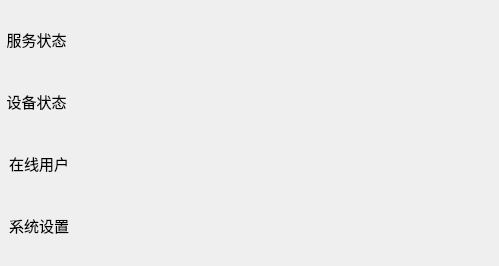
This is mainwindow.ui in piaoliushi/SmartServer as Qt 5 draws it before an edit. The edited form follows.
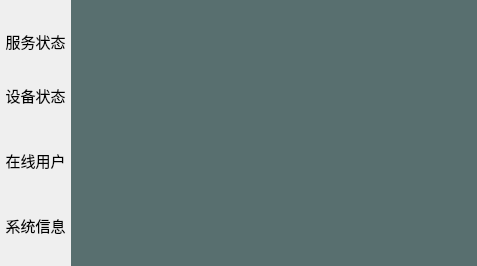
This is the edited form. The open tabs and pages were chosen to show the change. Icons and pictures are not drawn.

```diff
--- a/mainwindow.ui
+++ b/mainwindow.ui
@@ -6,7 +6,7 @@
    <rect>
     <x>0</x>
     <y>0</y>
-    <width>499</width>
+    <width>477</width>
     <height>266</height>
    </rect>
   </property>
@@ -16,13 +16,13 @@
   <widget class="QWidget" name="centralWidget">
    <layout class="QGridLayout" name="gridLayout">
     <property name="margin">
-     <number>1</number>
+     <number>0</number>
     </property>
     <property name="spacing">
      <number>0</number>
     </property>
-    <item row="0" column="0">
-     <layout class="QHBoxLayout" name="horizontalLayout_2">
+    <item row="0" column="0" rowspan="2" colspan="2">
+     <layout class="QHBoxLayout" name="horizontalLayout">
       <property name="spacing">
        <number>0</number>
       </property>
@@ -36,7 +36,7 @@
           <property name="minimumSize">
            <size>
             <width>64</width>
-            <height>48</height>
+            <height>0</height>
            </size>
           </property>
           <property name="font">
@@ -51,13 +51,19 @@
            <string/>
           </property>
           <property name="styleSheet">
-           <string notr="true">QToolButton{
-	border:none;
-}
-QToolButton:pressed
-{
-	background:#80eaea;
-}</string>
+           <string notr="true">QToolButton{  
+border:none;  
+padding:0px;
+ }  
+
+QToolButton:checked{
+border:none; 
+padding:0px;
+border-top-left-radius:5px;  
+border-bottom-left-radius:5px;
+background:#586f6f;
+} 
+</string>
           </property>
           <property name="text">
            <string>服务状态</string>
@@ -91,7 +97,7 @@
           <property name="minimumSize">
            <size>
             <width>64</width>
-            <height>48</height>
+            <height>0</height>
            </size>
           </property>
           <property name="font">
@@ -103,13 +109,18 @@
            <enum>Qt::NoFocus</enum>
           </property>
           <property name="styleSheet">
-           <string notr="true">QToolButton{
-	border:none;
-}
-QToolButton:pressed
-{
-	background:#80eaea;
-}</string>
+           <string notr="true">QToolButton{  
+border:none;  
+padding:0px;
+ }  
+
+QToolButton:checked{
+border:none; 
+padding:0px;
+border-top-left-radius:5px;  
+border-bottom-left-radius:5px;
+background:#586f6f;
+} </string>
           </property>
           <property name="text">
            <string>设备状态</string>
@@ -154,6 +165,21 @@
           <property name="focusPolicy">
            <enum>Qt::NoFocus</enum>
           </property>
+          <property name="styleSheet">
+           <string notr="true">QToolButton{  
+border:none;  
+padding:0px;
+ }  
+
+QToolButton:checked{
+border:none; 
+padding:0px;
+border-top-left-radius:5px;  
+border-bottom-left-radius:5px;
+background:#586f6f;
+} 
+</string>
+          </property>
           <property name="text">
            <string>在线用户</string>
           </property>
@@ -186,7 +212,7 @@
           <property name="minimumSize">
            <size>
             <width>64</width>
-            <height>48</height>
+            <height>0</height>
            </size>
           </property>
           <property name="font">
@@ -197,8 +223,22 @@
           <property name="focusPolicy">
            <enum>Qt::NoFocus</enum>
           </property>
+          <property name="styleSheet">
+           <string notr="true">QToolButton{  
+border:none;  
+padding:0px;
+ }  
+
+QToolButton:checked{
+border:none; 
+padding:0px;
+border-top-left-radius:5px;  
+border-bottom-left-radius:5px;
+background:#586f6f;
+} </string>
+          </property>
           <property name="text">
-           <string>系统设置</string>
+           <string>系统信息</string>
           </property>
           <property name="icon">
            <iconset resource="image/resource.qrc">
@@ -227,50 +267,25 @@
        </layout>
       </item>
       <item>
-       <layout class="QVBoxLayout" name="verticalLayout_2">
-        <property name="spacing">
+       <widget class="QStackedWidget" name="swContainter">
+        <property name="styleSheet">
+         <string notr="true">background:#586f6f;</string>
+        </property>
+        <property name="frameShape">
+         <enum>QFrame::NoFrame</enum>
+        </property>
+        <property name="frameShadow">
+         <enum>QFrame::Plain</enum>
+        </property>
+        <property name="lineWidth">
          <number>0</number>
         </property>
-        <item>
-         <layout class="QHBoxLayout" name="horizontalLayout">
-          <property name="spacing">
-           <number>6</number>
-          </property>
-          <property name="bottomMargin">
-           <number>0</number>
-          </property>
-          <item>
-           <spacer name="horizontalSpacer">
-            <property name="orientation">
-             <enum>Qt::Horizontal</enum>
-            </property>
-            <property name="sizeHint" stdset="0">
-             <size>
-              <width>40</width>
-              <height>20</height>
-             </size>
-            </property>
-           </spacer>
-          </item>
-          <item>
-           <widget class="QLabel" name="lbDatetime">
-            <property name="text">
-             <string/>
-            </property>
-           </widget>
-          </item>
-         </layout>
-        </item>
-        <item>
-         <widget class="QStackedWidget" name="swContainter">
-          <property name="currentIndex">
-           <number>1</number>
-          </property>
-          <widget class="QWidget" name="page"/>
-          <widget class="QWidget" name="page_2"/>
-         </widget>
-        </item>
-       </layout>
+        <property name="currentIndex">
+         <number>0</number>
+        </property>
+        <widget class="QWidget" name="page"/>
+        <widget class="QWidget" name="page_2"/>
+       </widget>
       </item>
      </layout>
     </item>
```
